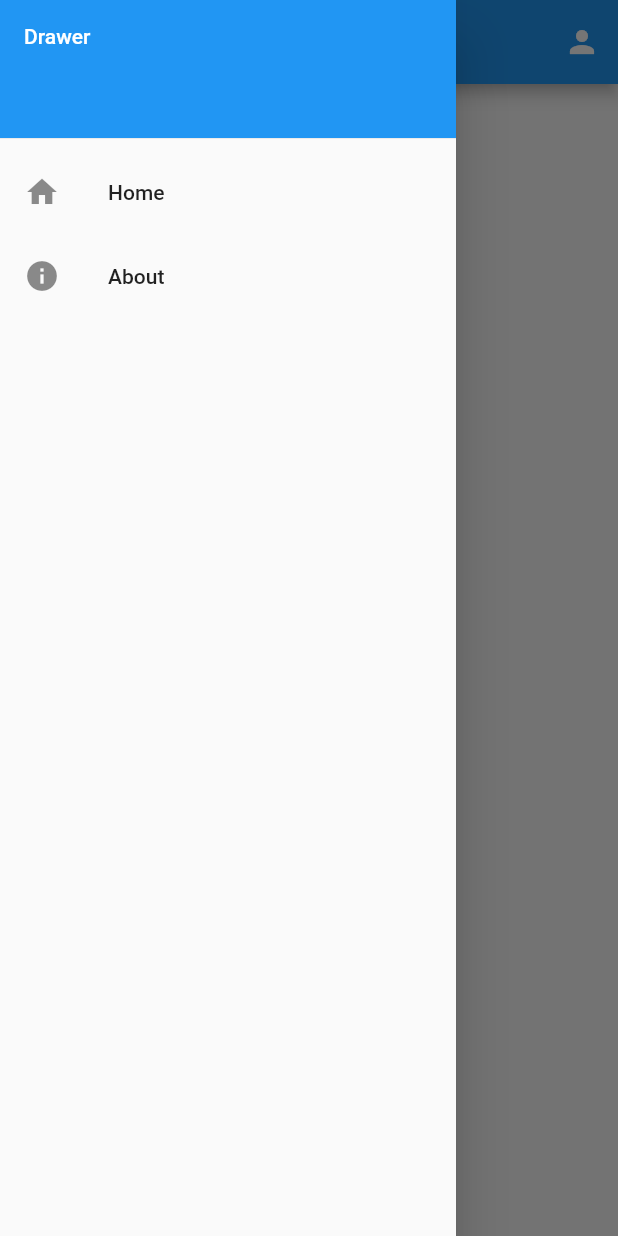
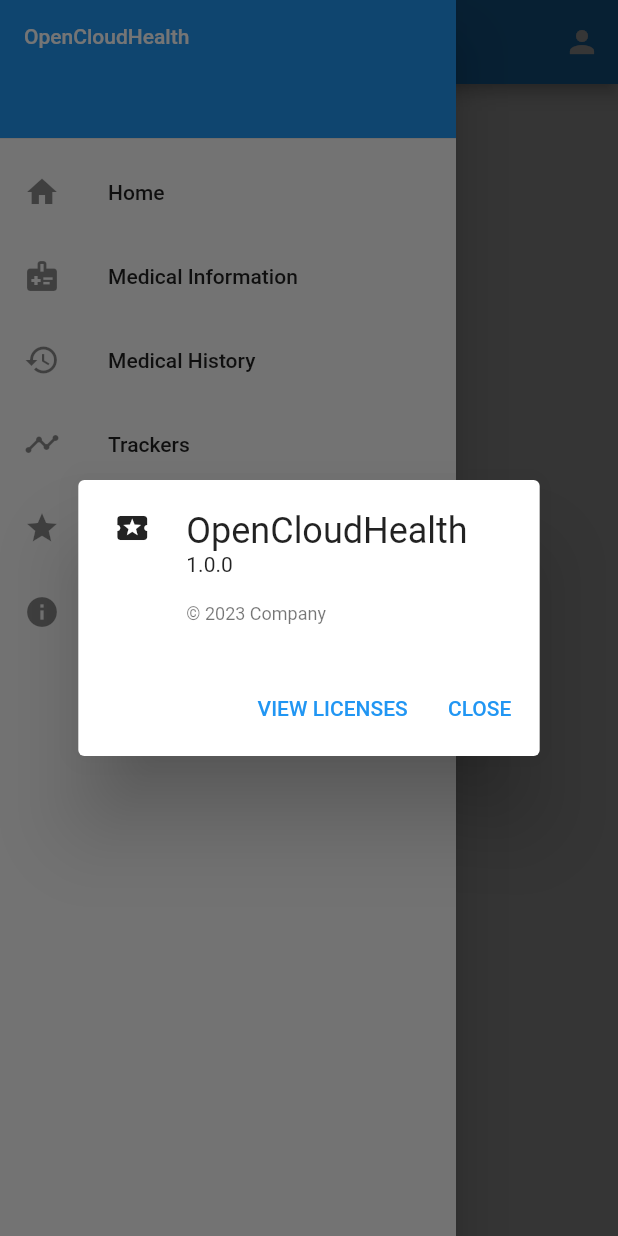
Before and after one commit to britsie1/open_cloud_health, a Flutter app: the screen it shows once a user with an empty profile is signed in, in the side drawer, after a tap on "Sign Out", on a phone screen of 412 x 824 dp. Run offline on Flutter 3.47's test engine with Material 2 defaults, Android fonts, the phone set to English and light mode, and no system bars; our stand-ins replace firebase_auth, firebase_core; accounts and stored records are empty; network calls fail.

Commit message:
Add pages and navigation

```diff
--- a/lib/main.dart
+++ b/lib/main.dart
@@ -1,3 +1,10 @@
+import 'package:open_cloud_health/pages/badges_page.dart';
+import 'package:open_cloud_health/pages/reset_password_page.dart';
+import 'package:open_cloud_health/pages/home_page.dart';
+import 'package:open_cloud_health/pages/medical_history_page.dart';
+import 'package:open_cloud_health/pages/medical_information_page.dart';
+import 'package:open_cloud_health/pages/profile_creator_page.dart';
+import 'package:open_cloud_health/pages/trackers_page.dart';
 import 'package:open_cloud_health/widget_tree.dart';
 import 'package:firebase_core/firebase_core.dart';
 import 'firebase_options.dart';
@@ -17,6 +24,16 @@ class MyApp extends StatelessWidget {
   @override
   Widget build(BuildContext context) {
     return MaterialApp(
+      routes: <String, WidgetBuilder>{
+        "/home": (BuildContext context) => HomePage(),
+        "/medical_information": (BuildContext context) => const MedicalInformationPage(),
+        "/medical_history": (BuildContext context) => const MedicalHistoryPage(),
+        "/trackers": (BuildContext context) => const TrackersPage(),
+        "/badges": (BuildContext context) => const BadgesPage(),
+        "/profile_creator":(BuildContext context) => const ProfileCreatorPage(),
+        "/reset_password":(BuildContext context) => const ResetPasswordPage(),
+      },
+      initialRoute: "/",
       debugShowCheckedModeBanner: false,
       theme: ThemeData(primarySwatch: Colors.blue),
       home: const WidgetTree(),
--- /dev/null
+++ b/lib/pages/drawer.dart
@@ -0,0 +1,75 @@
+import 'package:flutter/material.dart';
+
+class DrawerPage extends StatelessWidget {
+  const DrawerPage({super.key});
+
+  navigateTo(String route, BuildContext context) {
+    Navigator.of(context).pushReplacementNamed(route);
+  }
+
+  @override
+  Widget build(BuildContext context) {
+    return Drawer(
+      child: ListView(
+        padding: EdgeInsets.zero,
+        children: <Widget>[
+          const SizedBox(
+            height: 100.0,
+            child: DrawerHeader(
+              decoration: BoxDecoration(
+                color: Colors.blue,
+              ),
+              child: Text(
+                'OpenCloudHealth',
+                style: TextStyle(color: Colors.white),
+              ),
+            ),
+          ),
+          ListTile(
+            leading: const Icon(Icons.home),
+            title: const Text('Home'),
+            onTap: () {
+              navigateTo("/home", context);
+            },
+          ),
+          ListTile(
+            leading: const Icon(Icons.medical_information),
+            title: const Text('Medical Information'),
+            onTap: () {
+              navigateTo("/medical_information", context);
+            },
+          ),
+          ListTile(
+            leading: const Icon(Icons.history),
+            title: const Text('Medical History'),
+            onTap: () {
+              navigateTo("/medical_history", context);
+            },
+          ),
+          ListTile(
+            leading: const Icon(Icons.timeline),
+            title: const Text('Trackers'),
+            onTap: () {
+              navigateTo("/trackers", context);
+            },
+          ),
+          ListTile(
+            leading: const Icon(Icons.star),
+            title: const Text('Badges'),
+            onTap: () {
+              navigateTo("/badges", context);
+            },
+          ),
+          const AboutListTile(
+            icon: Icon(Icons.info),
+            applicationIcon: Icon(Icons.local_play),
+            applicationName: 'OpenCloudHealth',
+            applicationVersion: '1.0.0',
+            applicationLegalese: '© 2023 Company',
+            child: Text('About'),
+          )
+        ],
+      ),
+    );
+  }
+}
--- a/lib/pages/home_page.dart
+++ b/lib/pages/home_page.dart
@@ -1,7 +1,10 @@
 import 'package:firebase_auth/firebase_auth.dart';
 import 'package:open_cloud_health/auth.dart';
 import 'package:flutter/material.dart';
+import 'package:open_cloud_health/pages/shared_app_bar.dart';
+import './drawer.dart';
 import 'package:open_cloud_health/main.dart';
+import 'package:open_cloud_health/pages/medical_history_page.dart';
 
 class HomePage extends StatelessWidget {
   HomePage({super.key});
@@ -13,7 +16,7 @@ class HomePage extends StatelessWidget {
   }
 
   Widget _title() {
-    return const Center(child: Text('OpenCloudHealth'));
+    return const Text('OpenCloudHealth');
   }
 
   Widget _userUid() {
@@ -27,56 +30,20 @@ class HomePage extends StatelessWidget {
     );
   }
 
+  Widget _createProfileButton(BuildContext context) {
+    return ElevatedButton(
+      onPressed: () => {
+        Navigator.pushNamed(context, "/profile_creator")
+      },
+      child: const Text('Create Profile'),
+    );
+  }
+
   @override
   Widget build(BuildContext context) {
     return Scaffold(
-      appBar: AppBar(
-        title: _title(),
-        actions: <Widget>[
-          IconButton(
-              onPressed: () {
-                debugPrint('user');
-              },
-              icon: const Icon(Icons.person))
-        ],
-      ),
-      drawer: Drawer(
-        child: ListView(
-          padding: EdgeInsets.zero,
-          children: <Widget>[
-            const SizedBox(
-              height: 100.0,
-              child: DrawerHeader(
-                decoration: BoxDecoration(
-                  color: Colors.blue,
-                ),
-                child: Text(
-                  'Drawer',
-                  style: TextStyle(
-                    color: Colors.white
-                  ),
-                ),
-              ),
-            ),
-            ListTile(
-              leading: const Icon(Icons.home),
-              title: const Text('Home'),
-              onTap: (){
-                // change app state here
-                Navigator.pop(context);
-              },
-            ),
-            const AboutListTile(
-              icon: Icon(Icons.info),
-              applicationIcon: Icon(Icons.local_play),
-              applicationName: 'OpenCloudHealth',
-              applicationVersion: '1.0.0',
-              applicationLegalese: '© 2023 Company',
-              child: Text('About'),
-            )
-          ],
-        ),
-      ),
+      appBar: const SharedAppBar(),
+      drawer: const DrawerPage(),
       body: Container(
         height: double.infinity,
         width: double.infinity,
@@ -84,7 +51,11 @@ class HomePage extends StatelessWidget {
         child: Column(
           crossAxisAlignment: CrossAxisAlignment.center,
           mainAxisAlignment: MainAxisAlignment.center,
-          children: <Widget>[_userUid(), _signOutButton()],
+          children: <Widget>[
+            _userUid(),
+            _signOutButton(),
+            _createProfileButton(context),
+          ],
         ),
       ),
     );
--- a/lib/pages/login_register_page.dart
+++ b/lib/pages/login_register_page.dart
@@ -36,15 +36,12 @@ class _LoginPageState extends State<LoginPage> {
         email: _controllerEmail.text,
         password: _controllerPassword.text,
       );
+
     } on FirebaseAuthException catch (e) {
       setState(() {
         errorMessage = e.message;
       });
     }
-  }
-
-  Widget _title() {
-    return Text(isLogin ? 'Login' : 'Register');
   }
 
   Widget _entryEmailField(String title, TextEditingController controller) {
@@ -74,6 +71,9 @@ class _LoginPageState extends State<LoginPage> {
 
   Widget _submitButton() {
     return ElevatedButton(
+      style: ElevatedButton.styleFrom(
+        minimumSize: const Size.fromHeight(50),
+      ),
       onPressed: (){
         if (isLogin)
         {
@@ -101,16 +101,21 @@ class _LoginPageState extends State<LoginPage> {
     }, child: Text(isLogin ? 'Don\'t have an account? Register.' : 'Already have an account? Login.'));
   }
 
+  Widget _forgotPassword(){
+    return Visibility(
+      visible: isLogin,
+      child: TextButton(onPressed: (){
+      Navigator.pushNamed(context, "/reset_password");
+    }, child: const Text("Forgot Password"),),);
+  }
+
   @override
   Widget build(BuildContext context) {
     return Scaffold(
-      appBar: AppBar(
-        title: _title(),
-      ),
       body: Container(
         height: double.infinity,
         width: double.infinity,
-        padding: const EdgeInsets.all(20),
+        padding: const EdgeInsets.all(40),
         child: Column(
           crossAxisAlignment: CrossAxisAlignment.center,
           mainAxisAlignment: MainAxisAlignment.center,
@@ -123,7 +128,11 @@ class _LoginPageState extends State<LoginPage> {
             ),
             _errorMessage(),
             _submitButton(),
-            _loginOrRegisterButton()
+            const SizedBox(
+              height: 10,
+            ),
+            _forgotPassword(),
+            _loginOrRegisterButton(),
           ]),
       ),
     );
--- /dev/null
+++ b/lib/pages/shared_app_bar.dart
@@ -0,0 +1,23 @@
+import 'package:flutter/material.dart';
+
+class SharedAppBar extends StatelessWidget implements PreferredSizeWidget {
+  const SharedAppBar({super.key});
+
+  @override
+  Size get preferredSize => const Size.fromHeight(kToolbarHeight);
+
+  @override
+  Widget build(BuildContext context) {
+    return AppBar(
+        title: const Text("Open Cloud Health"),
+        centerTitle: true,
+        actions: <Widget>[
+          IconButton(
+              onPressed: () {
+                debugPrint('user');
+              },
+              icon: const Icon(Icons.person))
+        ],
+      );
+  }
+}
```
Also changed, not shown: lib/auth.dart (+9 -1 lines), lib/pages/badges_page.dart (added, +21 -0 lines), lib/pages/medical_history_page.dart (added, +28 -0 lines), lib/pages/medical_information_page.dart (added, +28 -0 lines), lib/pages/profile_creator_page.dart (added, +39 -0 lines), lib/pages/reset_password_page.dart (added, +43 -0 lines), lib/pages/trackers_page.dart (added, +16 -0 lines), lib/widget_tree.dart (+10 -0 lines).
